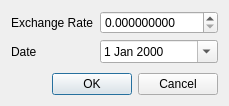
JakubFranek/Kapytal, file src/views/ui_files/dialogs/set_exchange_rate_dialog.ui: the form before one commit.
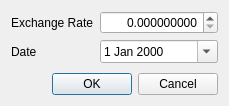
The form after the commit.

```diff
--- a/src/views/ui_files/dialogs/set_exchange_rate_dialog.ui
+++ b/src/views/ui_files/dialogs/set_exchange_rate_dialog.ui
@@ -38,6 +38,9 @@
      </item>
      <item row="0" column="1">
       <widget class="QDoubleSpinBox" name="exchangeRateDoubleSpinBox">
+       <property name="alignment">
+        <set>Qt::AlignRight|Qt::AlignTrailing|Qt::AlignVCenter</set>
+       </property>
        <property name="showGroupSeparator" stdset="0">
         <bool>true</bool>
        </property>
```
